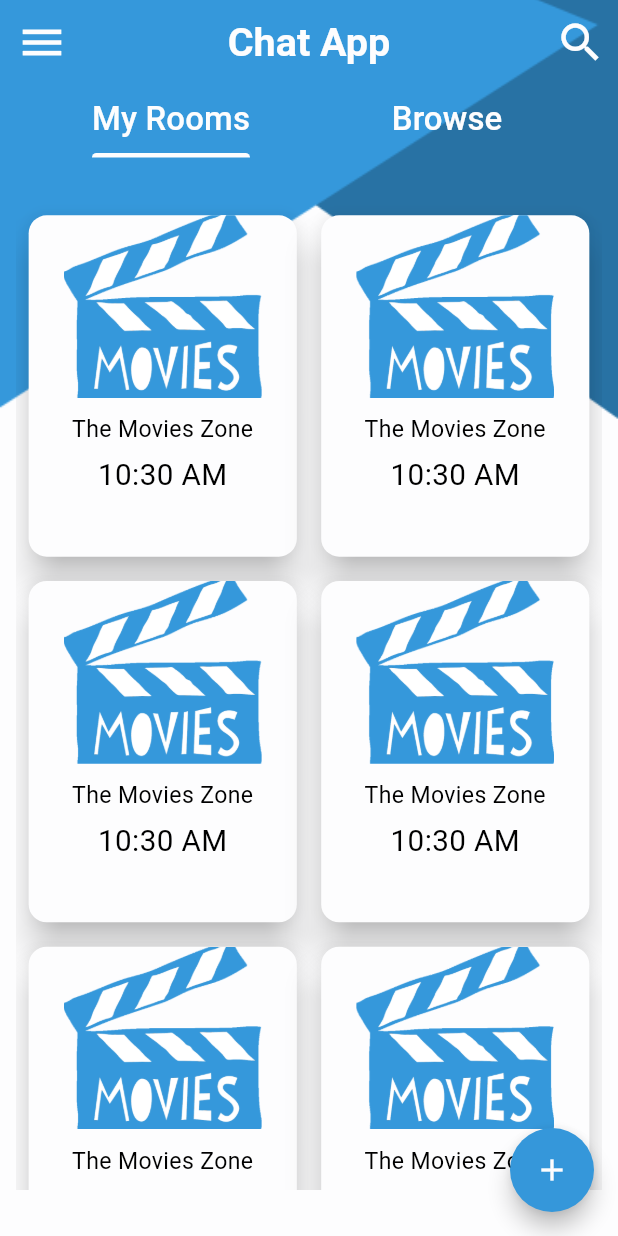
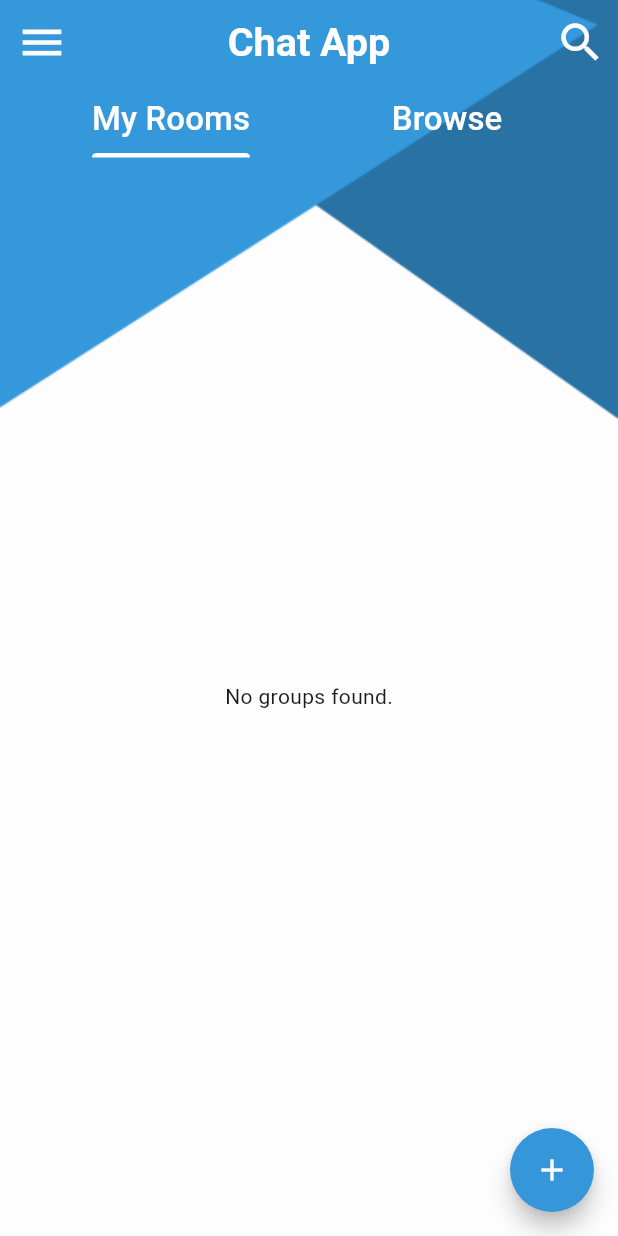
Before and after one commit to khaledNat3y/chat_app, a Flutter app: the screen it shows after launch, on a phone screen of 412 x 824 dp. Run offline on Flutter 3.47's test engine with Material 3 defaults, Android fonts, the phone set to English and light mode, and no system bars; our stand-ins replace bloc, firebase_auth, firebase_core, firebase_messaging, flutter_bloc, flutter_easyloading and 9 more; accounts and stored records are empty; generated files the repository leaves out were written again.

Commit message:
-custom_card_widget. -group_chat_model. -home_cubit. -home_state. -music.png. -sports.png.

```diff
--- a/lib/chat_app.dart
+++ b/lib/chat_app.dart
@@ -1,11 +1,15 @@
+import 'package:chat_app/core/di/dependency_injection.dart';
 import 'package:chat_app/core/routing/app_router.dart';
 import 'package:chat_app/core/routing/routes.dart';
+import 'package:chat_app/features/home/logic/home_cubit.dart';
 import 'package:flutter/material.dart';
+import 'package:flutter_bloc/flutter_bloc.dart';
 import 'package:flutter_easyloading/flutter_easyloading.dart';
 import 'package:flutter_screenutil/flutter_screenutil.dart';
 
 class ChatApp extends StatelessWidget {
   final AppRouter appRouter;
+
   const ChatApp({super.key, required this.appRouter});
 
   @override
@@ -13,6 +17,10 @@ class ChatApp extends StatelessWidget {
     return ScreenUtilInit(
       designSize: const Size(375, 812),
       ensureScreenSize: true,
+      child: MultiBlocProvider(
+        providers: [
+          BlocProvider(create: (_) => getIt<HomeCubit>(),),
+        ],
         child: MaterialApp(
           debugShowCheckedModeBanner: false,
           builder: EasyLoading.init(),
@@ -20,6 +28,7 @@ class ChatApp extends StatelessWidget {
           onGenerateRoute: appRouter.generateRoute,
           initialRoute: Routes.home,
         ),
+      ),
     );
   }
 }
--- a/lib/core/routing/app_router.dart
+++ b/lib/core/routing/app_router.dart
@@ -7,6 +7,7 @@ import 'package:chat_app/features/register/ui/register_screen.dart';
 import 'package:flutter/material.dart';
 import 'package:flutter_bloc/flutter_bloc.dart';
 
+import '../../features/home/logic/home_cubit.dart';
 import '../../features/register/data/register_repository/register_repository.dart';
 import '../../features/register/logic/register_cubit.dart';
 
@@ -24,10 +25,7 @@ class AppRouter {
           child: const RegisterScreen(),
         ));
       case Routes.home:
-        return MaterialPageRoute(builder: (_) => BlocProvider(
-          create: (_) => getIt<RegisterCubit>(),
-          child: const Home(),
-        ));
+        return MaterialPageRoute(builder: (_) => const Home());
       default:
         return MaterialPageRoute(builder: (_) => NoDefinedRouteScreen(settings: settings,));
     }
--- /dev/null
+++ b/lib/features/home/data/models/group_chat_model.dart
@@ -0,0 +1,12 @@
+class GroupChatModel {
+  final String title;
+  final String groupType;
+  final String description;
+  final DateTime currentTime;
+
+  GroupChatModel(
+      {required this.title,
+      required this.groupType,
+      required this.description,
+      required this.currentTime,});
+}
--- /dev/null
+++ b/lib/features/home/logic/home_cubit.dart
@@ -0,0 +1,16 @@
+import 'package:bloc/bloc.dart';
+import 'package:chat_app/features/home/data/models/group_chat_model.dart';
+import 'package:flutter/cupertino.dart';
+import 'package:injectable/injectable.dart';
+import 'package:meta/meta.dart';
+
+part 'home_state.dart';
+@injectable
+class HomeCubit extends Cubit<HomeState> {
+  HomeCubit() : super(HomeInitial());
+  List<GroupChatModel> groups = [];
+  void createGroupChat(GroupChatModel groupChatModel) {
+    groups.add(groupChatModel);
+    emit(HomeGroupLoading(groups));
+  }
+}
--- /dev/null
+++ b/lib/features/home/logic/home_state.dart
@@ -0,0 +1,13 @@
+part of 'home_cubit.dart';
+
+@immutable
+sealed class HomeState {}
+
+final class HomeInitial extends HomeState {}
+
+final class HomeLoading extends HomeState {}
+
+final class HomeGroupLoading extends HomeState {
+  final List<GroupChatModel> groups;
+  HomeGroupLoading(this.groups);
+}
--- a/lib/features/home/ui/home.dart
+++ b/lib/features/home/ui/home.dart
@@ -1,13 +1,16 @@
 import 'package:chat_app/core/helper/shared_preferences.dart';
+import 'package:chat_app/features/home/logic/home_cubit.dart';
 import 'package:chat_app/features/home/ui/widgets/browse_view.dart';
 import 'package:chat_app/features/home/ui/widgets/custom_drawer.dart';
 import 'package:chat_app/features/home/ui/widgets/custom_floating_action_button.dart';
 import 'package:chat_app/features/home/ui/widgets/my_rooms_view.dart';
 import 'package:flutter/material.dart';
 import 'package:flutter/services.dart';
+import 'package:flutter_bloc/flutter_bloc.dart';
 import 'package:flutter_screenutil/flutter_screenutil.dart';
 
 import '../../../core/constants/app_assets.dart';
+import '../../../core/di/dependency_injection.dart';
 import '../../../core/theming/app_colors.dart';
 import '../../../core/theming/app_theme.dart';
 
@@ -26,7 +29,8 @@ class _HomeState extends State<Home> with SingleTickerProviderStateMixin {
   void initState() {
     super.initState();
     _tabController = TabController(length: 2, vsync: this);
-    SystemChrome.setEnabledSystemUIMode(SystemUiMode.immersiveSticky,overlays: [SystemUiOverlay.top]);
+    SystemChrome.setEnabledSystemUIMode(
+        SystemUiMode.immersiveSticky, overlays: [SystemUiOverlay.top]);
   }
 
   @override
@@ -50,32 +54,13 @@ class _HomeState extends State<Home> with SingleTickerProviderStateMixin {
         ),
         SafeArea(
           child: Scaffold(
-
             key: scaffoldKey,
             backgroundColor: Colors.transparent,
-            floatingActionButtonLocation: FloatingActionButtonLocation.endFloat,
+            floatingActionButtonLocation: FloatingActionButtonLocation
+                .endFloat,
             floatingActionButton: const CustomFloatingActionButton(),
             drawer: const CustomDrawer(),
-            appBar: buildAppBar(),
-            body: TabBarView(
-              controller: _tabController,
-              children: [
-                Padding(
-                  padding:
-                      EdgeInsets.symmetric(vertical: 30.h, horizontal: 10.w),
-                  child: const MyRoomsView(),
-                ),
-                const BrowseView(),
-              ],
-            ),
-          ),
-        ),
-      ],
-    );
-  }
-
-  AppBar buildAppBar() {
-    return AppBar(
+            appBar: AppBar(
               backgroundColor: Colors.transparent,
               elevation: 0,
               leading: IconButton(
@@ -122,6 +107,21 @@ class _HomeState extends State<Home> with SingleTickerProviderStateMixin {
                   ),
                 ],
               ),
+            ),
+            body: TabBarView(
+              controller: _tabController,
+              children: [
+                Padding(
+                  padding:
+                  EdgeInsets.symmetric(vertical: 30.h, horizontal: 10.w),
+                  child: const MyRoomsView(),
+                ),
+                const BrowseView(),
+              ],
+            ),
+          ),
+        ),
+      ],
     );
   }
 }
--- a/lib/features/home/ui/widgets/my_rooms_view.dart
+++ b/lib/features/home/ui/widgets/my_rooms_view.dart
@@ -1,19 +1,52 @@
 import 'package:chat_app/chat_app.dart';
+import 'package:chat_app/core/helper/shared_preferences.dart';
 import 'package:chat_app/core/helper/spacing.dart';
+import 'package:chat_app/features/home/logic/home_cubit.dart';
 import 'package:flutter/material.dart';
+import 'package:flutter_bloc/flutter_bloc.dart';
 import 'package:flutter_screenutil/flutter_screenutil.dart';
 import 'package:intl/intl.dart'; // Import for formatting date and time
 
 import '../../../../core/theming/app_colors.dart';
 import '../../../../core/theming/app_theme.dart';
+import 'custom_card_widget.dart';
 
-class MyRoomsView extends StatelessWidget {
+class MyRoomsView extends StatefulWidget {
   const MyRoomsView({super.key});
 
   @override
+  _MyRoomsViewState createState() => _MyRoomsViewState();
+}
+
+class _MyRoomsViewState extends State<MyRoomsView> {
+  String? savedTitle;
+  String? savedType;
+  DateTime? savedTime;
+
+  @override
+  void initState() {
+    super.initState();
+    _loadSavedData();
+  }
+
+  void _loadSavedData() async {
+    // Retrieve saved data from SharedPreferences
+    savedTitle = await SharedPreferencesHelper.getData(key: "groupTitle");
+    savedType = await SharedPreferencesHelper.getData(key: "groupType");
+    savedTime = await SharedPreferencesHelper.getData(key: "groupCreatedTime");
+
+    // Trigger UI rebuild after loading saved data
+    setState(() {});
+  }
+
+  @override
   Widget build(BuildContext context) {
-    String currentTime = DateFormat('h:mm a').format(DateTime.now()); // Format time to 12-hour format with AM/PM
+    String currentTime = DateFormat('h:mm a').format(
+        DateTime.now()); // Format time to 12-hour format with AM/PM
 
+    return BlocBuilder<HomeCubit, HomeState>(
+      builder: (context, state) {
+        if (state is HomeGroupLoading) {
           return CustomScrollView(
             slivers: [
               SliverGrid.builder(
@@ -21,46 +54,56 @@ class MyRoomsView extends StatelessWidget {
                   crossAxisCount: 2,
                   childAspectRatio: 0.8,
                 ),
-          itemCount: 20,
+                itemCount: state.groups.length,
                 itemBuilder: (context, index) {
-            return Card(
-              margin: EdgeInsets.all(8.r),
-              elevation: 10,
-              color: AppColors.white,
-              child: Column(
-                crossAxisAlignment: CrossAxisAlignment.center,
-                children: [
-                  SizedBox(
-                    width: 120.w,
-                    height: 120.h,
-                    child: ClipRRect(
-                      borderRadius: BorderRadius.vertical(top: Radius.circular(16.r)), // Rounded corners for the image
-                      child: Image.asset(
-                        "assets/images/movies.png",
-                        fit: BoxFit.cover,
-                      ),
-                    ),
-                  ),
-                  verticalSpace(10),
-                  // Text below the image
-                  Text(
-                    "The Movies Zone",
-                    style: AppTheme.font14BlackRegular,
-                    textAlign: TextAlign.center,
-                  ),
-                  verticalSpace(5),
-                  // Add dynamically generated time below the title
-                  Text(
-                    currentTime, // Display current time
-                    style: AppTheme.font18BlackRegular,
-                    textAlign: TextAlign.center,
-                  ),
-                ],
-              ),
+                  bool isMovie =
+                  state.groups[index].groupType.contains("Movies");
+                  bool isSport =
+                  state.groups[index].groupType.contains("Sports");
+
+                  // Save the group details when building the widget
+                  SharedPreferencesHelper.setData(
+                      key: "groupTitle", value: state.groups[index].title);
+                  SharedPreferencesHelper.setData(
+                      key: "groupType", value: state.groups[index].groupType);
+                  SharedPreferencesHelper.setData(
+                      key: "groupCreatedTime",
+                      value: state.groups[index].currentTime);
+
+                  return CustomCardWidget(
+                    title: state.groups[index].title,
+                    description: state.groups[index].description,
+                    currentTime: state.groups[index].currentTime,
+                    imagePath: isMovie
+                        ? "assets/images/movies.png"
+                        : isSport
+                        ? "assets/images/sports.png"
+                        : "assets/images/music.png",
                   );
                 },
               ),
+              // Display the saved group details if they exist
+              if (savedTitle != null && savedType != null && savedTime != null)
+                SliverToBoxAdapter(
+                  child: CustomCardWidget(
+                    title: savedTitle!,
+                    description: "Persisted Description",
+                    currentTime: savedTime!,
+                    imagePath: savedType!.contains("Movies")
+                        ? "assets/images/movies.png"
+                        : savedType!.contains("Sports")
+                        ? "assets/images/sports.png"
+                        : "assets/images/general_chat.png",
+                  ),
+                ),
             ],
+          );
+        } else {
+          return const Center(
+            child: Text('No groups found.'),
+          );
+        }
+      },
     );
   }
 }
--- a/lib/main.dart
+++ b/lib/main.dart
@@ -1,20 +1,23 @@
 import 'package:chat_app/core/helper/shared_preferences.dart';
 import 'package:firebase_core/firebase_core.dart';
 import 'package:flutter/material.dart';
+import 'package:flutter_bloc/flutter_bloc.dart';
 import 'package:flutter_easyloading/flutter_easyloading.dart';
 import 'package:flutter_screenutil/flutter_screenutil.dart';
 
 import 'chat_app.dart';
 import 'core/di/dependency_injection.dart';
 import 'core/routing/app_router.dart';
+import 'features/home/logic/home_cubit.dart';
 import 'firebase_options.dart';
 
-void main() async{
+void main() async {
   WidgetsFlutterBinding.ensureInitialized();
   SharedPreferencesHelper.cacheInitialization();
   await Firebase.initializeApp(
     options: DefaultFirebaseOptions.currentPlatform,
   );
+
   /// to fix sp issue in release mode.
   ScreenUtil.ensureScreenSize();
   configureDependencies();
--- a/pubspec.yaml
+++ b/pubspec.yaml
@@ -97,8 +97,7 @@ flutter:
 
   # To add assets to your application, add an assets section, like this:
   assets:
-    - assets/images/
-    - assets/
+  - assets/images/
 
   # An image asset can refer to one or more resolution-specific "variants", see
   # https://flutter.dev/to/resolution-aware-images
```
Also changed, not shown: lib/features/home/ui/widgets/custom_card_widget.dart (added, +55 -0 lines), lib/features/home/ui/widgets/custom_floating_action_button.dart (+38 -23 lines), assets/images/music.png (added), assets/images/sports.png (added). Lines whose indentation alone changed are shown as unchanged.
